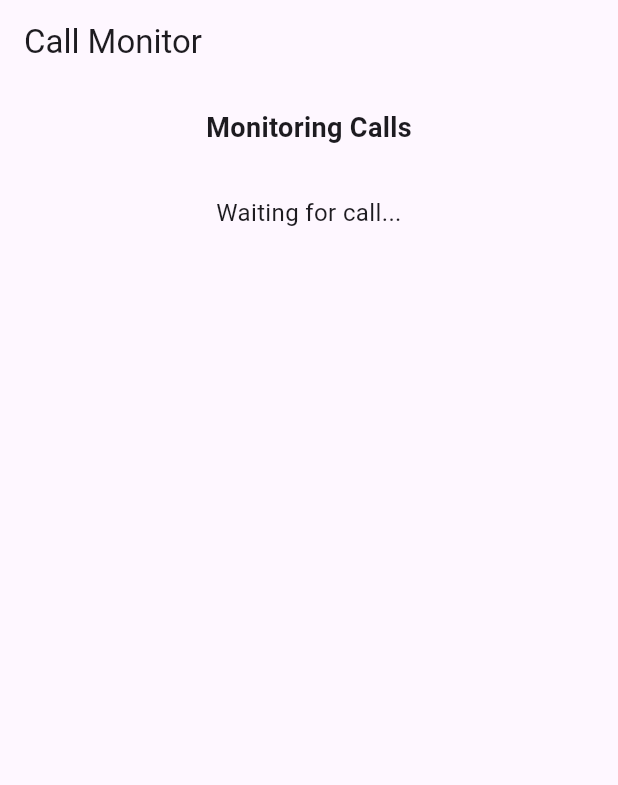
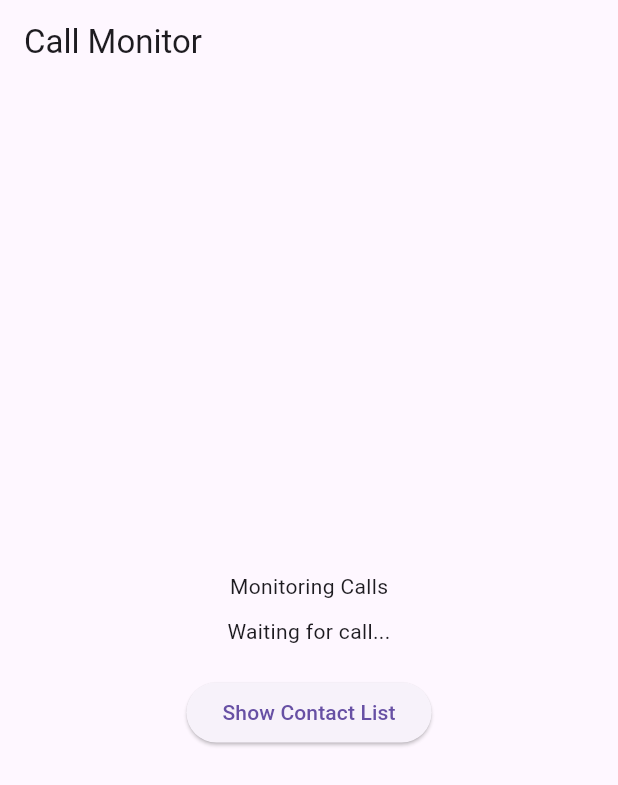
Before and after one commit to Reboot2004/Digital_Arrest, a Flutter app: the screen it shows after launch, on a phone screen of 412 x 824 dp. Shown: the top 785 px of the screen. Run offline on Flutter 3.47's test engine with Material 3 defaults, Android fonts, the phone set to English and light mode, and no system bars; our stand-ins replace contacts_service, flutter_secure_storage, geolocator, permission_handler; missing offline and left inert: flutter_background_service, flutter_background_service_android, phone_state.

Commit message:
Updated main.dart

```diff
--- a/lib/main.dart
+++ b/lib/main.dart
@@ -1,3 +1,4 @@
+
 import 'dart:ui';
 import 'package:phone_state/phone_state.dart';
 import 'package:flutter/material.dart';
@@ -79,6 +80,7 @@ class _CallMonitorScreenState extends State<CallMonitorScreen> {
   String callStatus = "Waiting for call...";
   bool hasPermission = false;
   final storage = FlutterSecureStorage();
+  bool showContacts = false; // Track whether to show contacts
 
   @override
   void initState() {
@@ -121,29 +123,49 @@ class _CallMonitorScreenState extends State<CallMonitorScreen> {
     }
   }
 
+// Define a global or class-level variable to track dialog state
+  bool isDialogOpen = false;
+
   void callStateHandler(PhoneState state) async {
     if (state.status == PhoneStateStatus.CALL_INCOMING) {
-      String? number = state.number ?? "Unknown";
+      String number = state.number?.trim() ?? "Unknown";
+
+      // Normalize phone number (removing spaces, dashes, etc.)
+      String normalizedNumber = number.replaceAll(RegExp(r'\D'), '');
+
       bool isKnown = contacts.any((contact) =>
-      contact.phones?.any((phone) => phone.value == number) ?? false);
+      contact.phones?.any((phone) =>
+      phone.value?.replaceAll(RegExp(r'\D'), '') == normalizedNumber) ??
+          false);
 
       Position? position;
+      String location = "Location unavailable";
+
       if (await Permission.location.isGranted) {
+        try {
           position = await Geolocator.getCurrentPosition(
               desiredAccuracy: LocationAccuracy.high);
+          location = "Lat: ${position.latitude}, Lng: ${position.longitude}";
+        } catch (e) {
+          location = "Error fetching location";
+        }
       }
 
-      String location = position != null
-          ? "Lat: \${position.latitude}, Lng: \${position.longitude}"
-          : "Location unavailable";
-
+      // Store call details
       await storage.write(key: "last_call", value: "$number - $location");
 
+      if (mounted) {
         setState(() {
-        callStatus = "Incoming call from $number\nKnown Contact: $isKnown\nLocation: $location";
+          callStatus =
+          "Incoming call from $number\nKnown Contact: $isKnown\nLocation: $location";
         });
 
+        // Ensure only one alert is displayed
+        if (!isDialogOpen) {
+          isDialogOpen = true; // Mark that a dialog is open
+
           Future.delayed(Duration.zero, () {
+            if (mounted) {
               showDialog(
                 context: context,
                 builder: (context) => AlertDialog(
@@ -151,50 +173,61 @@ class _CallMonitorScreenState extends State<CallMonitorScreen> {
                   content: Text("Incoming call from: $number\n$location"),
                   actions: [
                     TextButton(
-                onPressed: () => Navigator.pop(context),
+                      onPressed: () {
+                        isDialogOpen = false; // Reset dialog state
+                        Navigator.pop(context);
+                      },
                       child: Text("OK"),
                     ),
                   ],
                 ),
               );
+            }
           });
         }
       }
+    }
+  }
+
+
 
   @override
   Widget build(BuildContext context) {
     return Scaffold(
       appBar: AppBar(title: Text("Call Monitor")),
-      body: Column(
+      body: Center(
+        child: Column(
+          mainAxisAlignment: MainAxisAlignment.center,
           children: [
-          Padding(
-            padding: const EdgeInsets.all(16.0),
-            child: Text(
-              hasPermission ? 'Monitoring Calls' : 'No Permission',
-              style: TextStyle(fontSize: 18, fontWeight: FontWeight.bold),
+            Text(hasPermission ? 'Monitoring Calls' : 'No Permission'),
+            SizedBox(height: 10),
+            Text(callStatus, textAlign: TextAlign.center),
+            SizedBox(height: 20),
+
+            // Show button only if contacts are not visible
+            if (!showContacts)
+              ElevatedButton(
+                onPressed: () {
+                  setState(() {
+                    showContacts = true;
+                  });
+                },
+                child: Text("Show Contact List"),
               ),
-          ),
-          Padding(
-            padding: const EdgeInsets.all(16.0),
-            child: Text(
-              callStatus,
-              textAlign: TextAlign.center,
-              style: TextStyle(fontSize: 16),
-            ),
-          ),
+
+            // Display contacts when button is clicked
+            if (showContacts)
               Expanded(
                 child: ListView.builder(
                   itemCount: contacts.length,
                   itemBuilder: (context, index) {
-                return Card(
-                  elevation: 2,
-                  margin: EdgeInsets.symmetric(horizontal: 10, vertical: 5),
-                  child: ListTile(
-                    leading: Icon(Icons.contact_phone, color: Colors.blue),
-                    title: Text(contacts[index].displayName ?? "Unknown"),
-                    subtitle: Text(contacts[index].phones?.isNotEmpty == true
-                        ? contacts[index].phones!.first.value ?? "No number"
-                        : "No number"),
+                    final contact = contacts[index];
+                    return ListTile(
+                      title: Text(contact.displayName ?? "Unknown"),
+                      subtitle: Text(
+                        contact.phones?.isNotEmpty == true
+                            ? contact.phones!.first.value ?? "No number"
+                            : "No number",
                       ),
                     );
                   },
@@ -202,6 +235,7 @@ class _CallMonitorScreenState extends State<CallMonitorScreen> {
               ),
           ],
         ),
+      ),
     );
   }
 }
```
Lines whose indentation alone changed are shown as unchanged.
